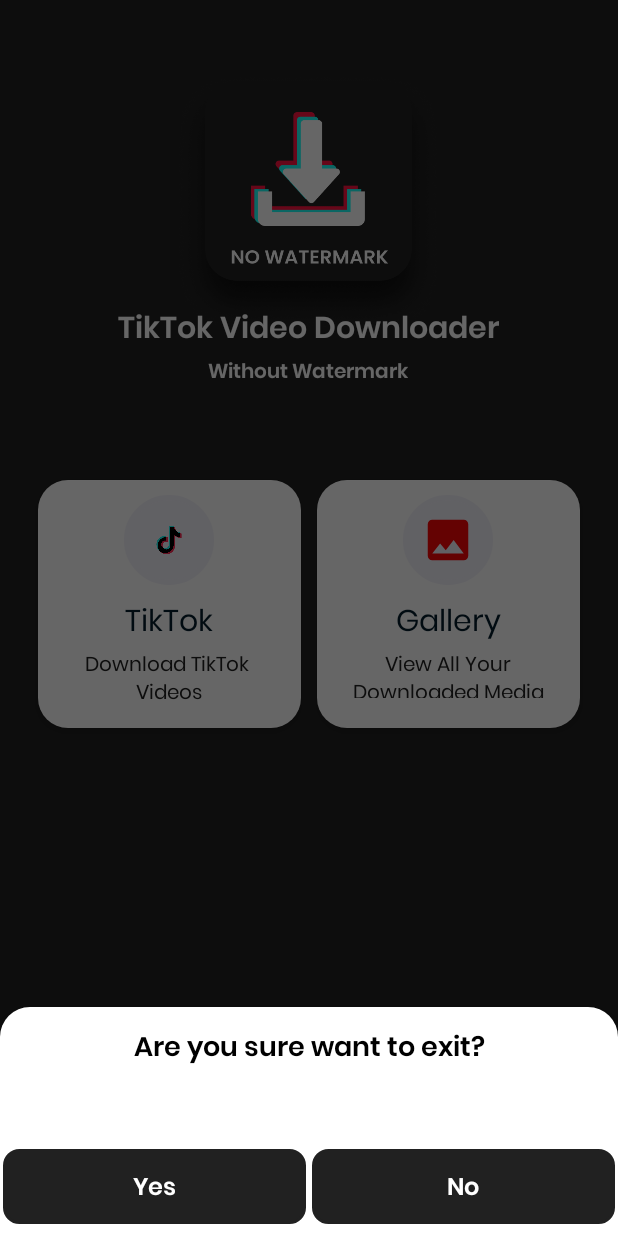
After one commit to ChamikaGit/tikDownloader, an Android app: the fragment ExitDialogFragment placed in its activity, on a phone screen of 412 x 824 dp. The commit adds this screen. Run offline under Robolectric (Android 15) with nearby library versions, the phone set to English and light mode, and no system bars; our stand-ins replace AdMob, data binding.

Commit message:
exit dialog added

```diff
--- a/app/src/main/java/tikdownloader/tiktokvideodownloader/tiktokvideonowatermark/activity/MainActivity.java
+++ b/app/src/main/java/tikdownloader/tiktokvideodownloader/tiktokvideonowatermark/activity/MainActivity.java
@@ -2,6 +2,7 @@
 
 import android.Manifest;
 import android.app.Activity;
+import android.app.Dialog;
 import android.app.Notification;
 import android.app.NotificationChannel;
 import android.app.NotificationManager;
@@ -25,6 +26,7 @@
 import tikdownloader.tiktokvideodownloader.tiktokvideonowatermark.MyApplication;
 import tikdownloader.tiktokvideodownloader.tiktokvideonowatermark.R;
 import tikdownloader.tiktokvideodownloader.tiktokvideonowatermark.databinding.ActivityMainBinding;
+import tikdownloader.tiktokvideodownloader.tiktokvideonowatermark.dialogFragment.ExitDialogFragment;
 import tikdownloader.tiktokvideodownloader.tiktokvideonowatermark.dialogFragment.HowToUseDialogFragment;
 import tikdownloader.tiktokvideodownloader.tiktokvideonowatermark.util.AdsUtils;
 import tikdownloader.tiktokvideodownloader.tiktokvideonowatermark.util.ClipboardListener;
@@ -36,7 +38,7 @@
 
 import static tikdownloader.tiktokvideodownloader.tiktokvideonowatermark.util.Utils.createFileFolder;
 
-public class MainActivity extends AppCompatActivity implements View.OnClickListener {
+public class MainActivity extends AppCompatActivity implements View.OnClickListener,ExitDialogFragment.OnItemClickListener {
     private MyApplication myApplication;
     MainActivity activity;
     ActivityMainBinding binding;
@@ -48,6 +50,7 @@
     };
     String CopyKey = "";
     String CopyValue = "";
+    private ExitDialogFragment exitDialogFragment;
 
 
 
@@ -57,6 +60,7 @@
         binding = DataBindingUtil.setContentView(this, R.layout.activity_main);
         myApplication = (MyApplication) getApplication();
         activity = this;
+        exitDialogFragment = new ExitDialogFragment(this);
 
         AdsUtils.showGoogleBannerAd(MainActivity.this,binding.adView);
 
@@ -276,14 +280,11 @@
 
     @Override
     public void onBackPressed() {
+        this.doubleBackToExitPressedOnce = true;
         if (doubleBackToExitPressedOnce) {
-            Intent intent = new Intent(Intent.ACTION_MAIN);
-            intent.addCategory(Intent.CATEGORY_HOME);
-            intent.setFlags(Intent.FLAG_ACTIVITY_NEW_TASK);
-            startActivity(intent);
+          exitDialogFragment.show(getSupportFragmentManager(),"ExitDialogFragment");
         }
-        this.doubleBackToExitPressedOnce = true;
-        Utils.setToast(activity, "Please click BACK again to exit");
+        //Utils.setToast(activity, "Please click BACK again to exit");
         new Handler().postDelayed(new Runnable() {
             @Override
             public void run() {
@@ -293,4 +294,12 @@
 
     }
 
+    @Override
+    public void onYesClick(Dialog dialog) {
+        dialog.dismiss();
+        Intent intent = new Intent(Intent.ACTION_MAIN);
+        intent.addCategory(Intent.CATEGORY_HOME);
+        intent.setFlags(Intent.FLAG_ACTIVITY_NEW_TASK);
+        startActivity(intent);
+    }
 }
--- /dev/null
+++ b/app/src/main/java/tikdownloader/tiktokvideodownloader/tiktokvideonowatermark/dialogFragment/ExitDialogFragment.java
@@ -0,0 +1,83 @@
+package tikdownloader.tiktokvideodownloader.tiktokvideonowatermark.dialogFragment;
+
+import android.app.Dialog;
+import android.graphics.drawable.ColorDrawable;
+import android.os.Bundle;
+import android.view.Gravity;
+import android.view.LayoutInflater;
+import android.view.View;
+import android.view.ViewGroup;
+import android.widget.TextView;
+
+import androidx.annotation.Nullable;
+import androidx.fragment.app.DialogFragment;
+
+import com.google.android.gms.ads.AdValue;
+import com.google.android.gms.ads.AdView;
+
+import tikdownloader.tiktokvideodownloader.tiktokvideonowatermark.R;
+import tikdownloader.tiktokvideodownloader.tiktokvideonowatermark.activity.MainActivity;
+import tikdownloader.tiktokvideodownloader.tiktokvideonowatermark.util.AdsUtils;
+
+public class ExitDialogFragment extends DialogFragment implements View.OnClickListener {
+
+    private TextView tvYes, tvNo;
+    private AdView adView;
+    private OnItemClickListener onItemClickListener;
+
+
+    public ExitDialogFragment() {
+    }
+
+    public ExitDialogFragment(OnItemClickListener onItemClickListener) {
+        this.onItemClickListener = onItemClickListener;
+    }
+
+    public interface OnItemClickListener {
+        void onYesClick(Dialog dialog);
+    }
+
+    @Nullable
+    @Override
+    public View onCreateView(final LayoutInflater inflater, @Nullable ViewGroup container, @Nullable Bundle savedInstanceState) {
+        getDialog().getWindow().setBackgroundDrawable(new ColorDrawable(0));
+        getDialog().setCancelable(true);
+        getDialog().setCanceledOnTouchOutside(true);
+        View view = inflater.inflate(R.layout.dialogfragment_exit, container, false);
+        tvYes = view.findViewById(R.id.tvYes);
+        tvNo = view.findViewById(R.id.tvNo);
+        adView = view.findViewById(R.id.adView);
+        tvYes.setOnClickListener(this);
+        tvNo.setOnClickListener(this);
+        AdsUtils.showGoogleBannerAd(getActivity(), adView);
+        return view;
+    }
+
+    @Override
+    public void onStart() {
+        super.onStart();
+        Dialog dialog = getDialog();
+        if (dialog != null) {
+            dialog.getWindow().setLayout(ViewGroup.LayoutParams.MATCH_PARENT, ViewGroup.LayoutParams.WRAP_CONTENT);
+            dialog.getWindow().setGravity(Gravity.BOTTOM);
+        }
+    }
+
+
+    @Override
+    public void onClick(View v) {
+        switch (v.getId()) {
+            case R.id.tvNo:
+                Dialog dialog = getDialog();
+                if (dialog != null) {
+                    dialog.dismiss();
+                }
+                break;
+
+            case R.id.tvYes:
+                onItemClickListener.onYesClick(getDialog());
+                break;
+
+        }
+    }
+}
--- /dev/null
+++ b/app/src/main/res/layout/dialogfragment_exit.xml
@@ -0,0 +1,112 @@
+<?xml version="1.0" encoding="utf-8"?>
+<RelativeLayout xmlns:android="http://schemas.android.com/apk/res/android"
+    xmlns:ads="http://schemas.android.com/apk/res-auto"
+    android:layout_width="match_parent"
+    android:layout_height="wrap_content">
+
+    <RelativeLayout
+        android:layout_width="match_parent"
+        android:layout_height="wrap_content"
+        android:layout_alignParentBottom="true"
+        android:background="@drawable/rectangle_white_bottom_new"
+        android:elevation="3dp">
+
+<!--        <RelativeLayout-->
+<!--            android:id="@+id/headerContainer"-->
+<!--            android:layout_width="match_parent"-->
+<!--            android:layout_height="50dp"-->
+<!--            android:layout_alignParentTop="true">-->
+
+<!--            <TextView-->
+<!--                android:id="@+id/tvClose"-->
+<!--                android:layout_width="30dp"-->
+<!--                android:layout_height="30dp"-->
+<!--                android:layout_alignParentEnd="true"-->
+<!--                android:layout_centerVertical="true"-->
+<!--                android:layout_marginEnd="10dp"-->
+<!--                android:background="@drawable/ic_close_black"-->
+<!--                android:onClick="onClick" />-->
+
+
+<!--        </RelativeLayout>-->
+
+        <RelativeLayout
+            android:layout_width="match_parent"
+            android:layout_height="wrap_content"
+            android:layout_below="@+id/headerContainer">
+
+            <TextView
+                android:id="@+id/tvTitle"
+                android:layout_width="match_parent"
+                android:layout_height="wrap_content"
+                android:layout_weight="1"
+                android:gravity="center"
+                android:padding="14dp"
+                android:text="Are you sure want to exit?"
+                android:textAllCaps="false"
+                android:textStyle="bold"
+                android:textColor="@color/black"
+                android:textSize="18sp" />
+
+
+            <com.google.android.gms.ads.AdView
+                android:id="@+id/adView"
+                android:layout_width="match_parent"
+                android:layout_height="wrap_content"
+                android:layout_below="@+id/tvTitle"
+                android:layout_marginTop="20dp"
+                android:layout_marginBottom="20dp"
+                ads:adSize="MEDIUM_RECTANGLE"
+                ads:adUnitId="@string/admob_banner_ad">
+
+            </com.google.android.gms.ads.AdView>
+
+
+            <LinearLayout
+                android:layout_width="match_parent"
+                android:layout_height="60dp"
+                android:layout_below="@+id/adView"
+                android:orientation="horizontal"
+                android:weightSum="2">
+
+                <TextView
+                    android:id="@+id/tvYes"
+                    android:layout_width="match_parent"
+                    android:layout_height="wrap_content"
+                    android:layout_margin="2dp"
+                    android:layout_weight="1"
+                    android:background="@drawable/et_back"
+                    android:backgroundTint="@color/colorPrimaryDark"
+                    android:gravity="center"
+                    android:padding="14dp"
+                    android:text="Yes"
+                    android:textAllCaps="false"
+                    android:textStyle="bold"
+                    android:textColor="@color/white"
+                    android:textSize="16sp" />
+
+                <TextView
+                    android:id="@+id/tvNo"
+                    android:layout_width="match_parent"
+                    android:layout_height="wrap_content"
+                    android:layout_margin="2dp"
+                    android:layout_weight="1"
+                    android:background="@drawable/et_back"
+                    android:backgroundTint="@color/colorPrimaryDark"
+                    android:gravity="center"
+                    android:padding="14dp"
+                    android:text="No"
+                    android:textAllCaps="false"
+                    android:textStyle="bold"
+                    android:textColor="@color/white"
+                    android:textSize="16sp" />
+
+
+            </LinearLayout>
+
+
+        </RelativeLayout>
+
+
+    </RelativeLayout>
+</RelativeLayout>
```
